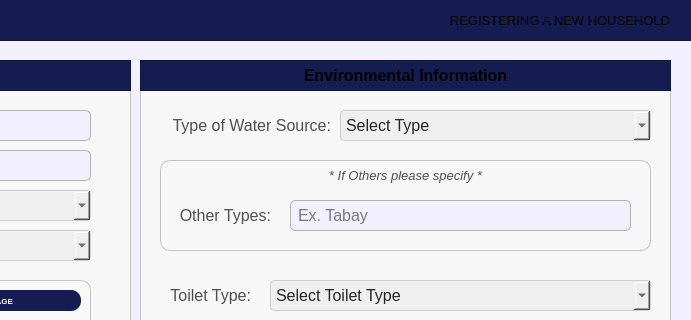
Yohhannn/Barangay-Records-Statistics-System, file UI/PopUp/Screen_CitizenPanel/ScreenHousehold/register_household.ui: the form before one commit; both pictures show x 480 to 1171 and y 0 to 320 of the 1171 by 583 pixel window.
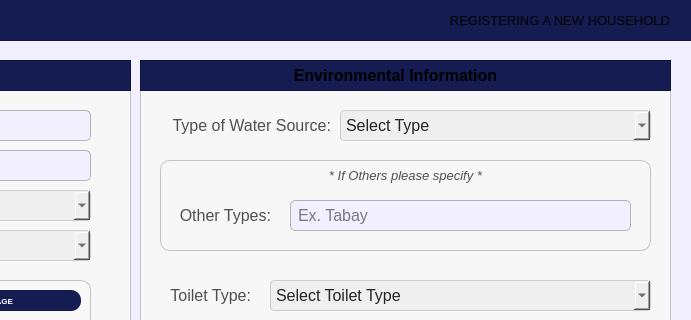
The form after the commit. Icons and pictures are not drawn.

The edit to the form file:
```diff
--- a/UI/PopUp/Screen_CitizenPanel/ScreenHousehold/register_household.ui
+++ b/UI/PopUp/Screen_CitizenPanel/ScreenHousehold/register_household.ui
@@ -543,7 +543,7 @@
       <rect>
        <x>0</x>
        <y>0</y>
-       <width>531</width>
+       <width>511</width>
        <height>31</height>
       </rect>
      </property>
```
